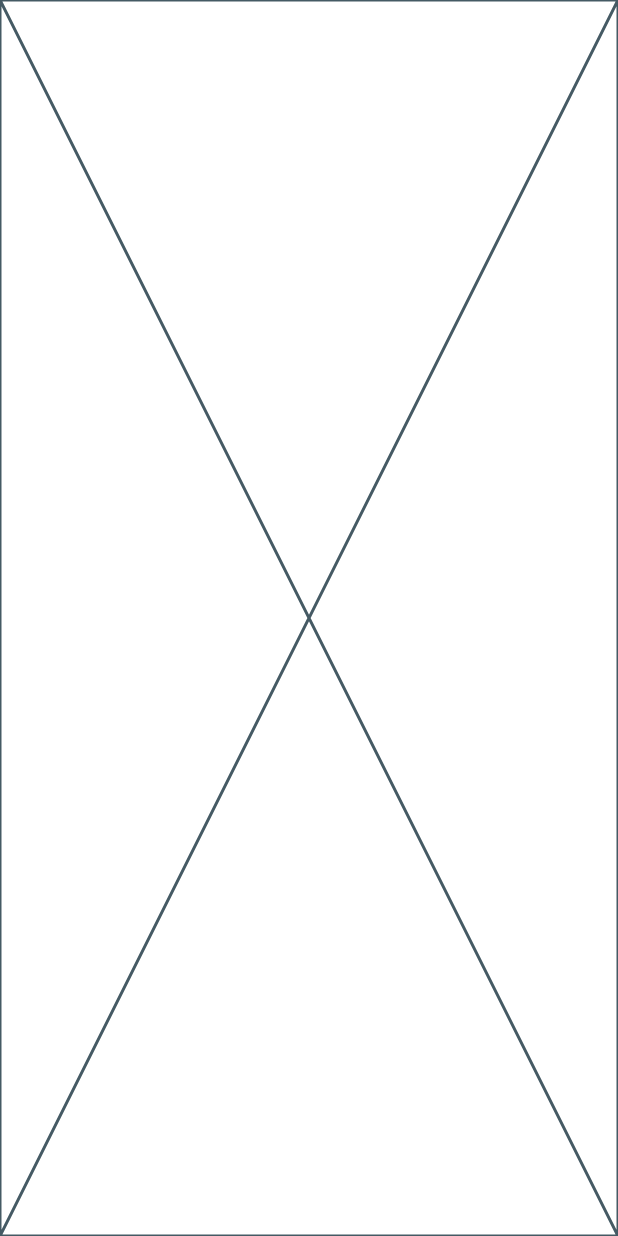
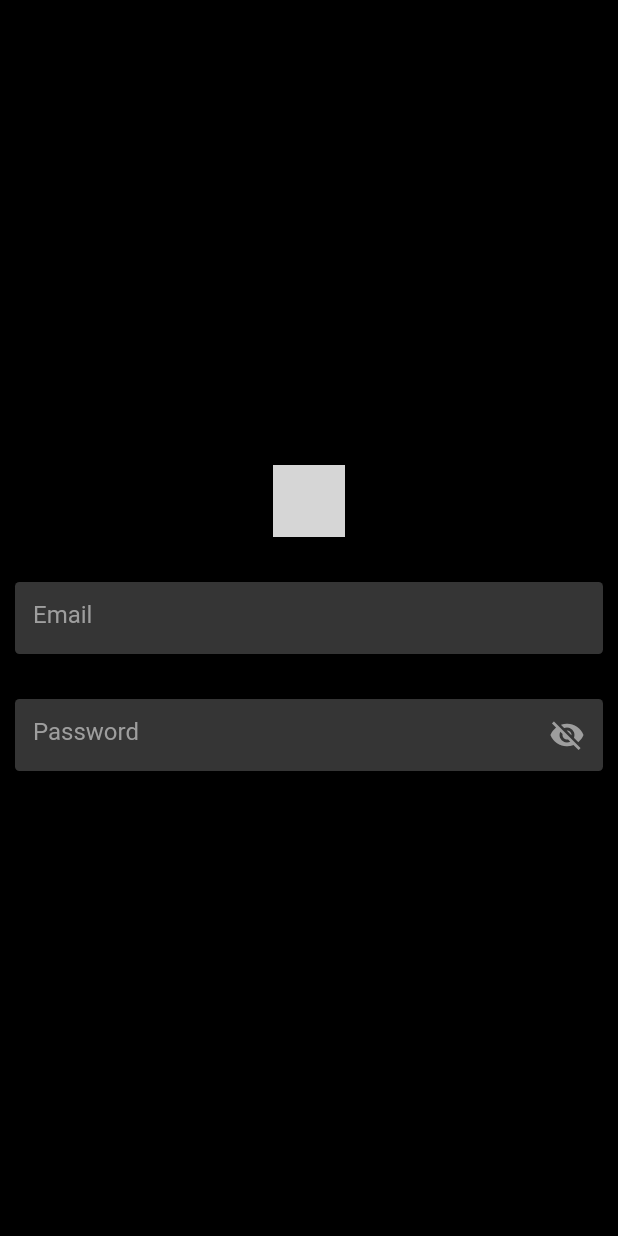
Before and after one commit to lukman-008/instagram_clone, a Flutter app: the screen it shows after launch, on a phone screen of 412 x 824 dp. Run offline on Flutter 3.47's test engine with Material 2 defaults, Android fonts, the phone set to English and light mode, and no system bars; our stand-ins replace flutter_svg; grey boxes are pictures that could not be loaded.

Commit message:
new commit

```diff
--- a/lib/credential/sign_in_page.dart
+++ b/lib/credential/sign_in_page.dart
@@ -1,10 +1,38 @@
 import 'package:flutter/material.dart';
+import 'package:flutter_svg/flutter_svg.dart';
+import 'package:instagram_clone/consts.dart';
+import 'package:instagram_clone/widgets/signinfomwidget.dart';
 
 class SignInPage extends StatelessWidget {
   const SignInPage({super.key});
 
   @override
   Widget build(BuildContext context) {
-    return const Placeholder();
+    return Scaffold(
+      backgroundColor: backGroundColor,
+      body: Padding(
+        padding: const EdgeInsets.only(left: 10, right: 10),
+        child: Column(
+          mainAxisAlignment: MainAxisAlignment.center,
+          children: [
+            Row(
+              mainAxisAlignment: MainAxisAlignment.center,
+              children: [
+                SvgPicture.asset("assets/insta.svg"),
+              ],
+            ),
+            sizeVer(30),
+            formcontainer(
+              hintText: "Email",
+            ),
+            sizeVer(30),
+            formcontainer(
+              hintText: "Password",
+              isPasswordField: true,
+            )
+          ],
+        ),
+      ),
+    );
   }
 }
--- /dev/null
+++ b/lib/widgets/signinfomwidget.dart
@@ -0,0 +1,73 @@
+import 'package:flutter/material.dart';
+import 'package:instagram_clone/consts.dart';
+
+class formcontainer extends StatefulWidget {
+  final TextEditingController? controller;
+  final Key? fieldKey;
+  final bool? isPasswordField;
+  final String? hintText;
+  final String? labelText;
+  final String? helperText;
+  final FormFieldSetter<String>? onSaved;
+  final FormFieldValidator<String>? validator;
+  final ValueChanged<String>? onFieldSubmitted;
+  final TextInputType? inputType;
+
+  const formcontainer(
+      {this.controller,
+      this.isPasswordField,
+      this.fieldKey,
+      this.hintText,
+      this.labelText,
+      this.helperText,
+      this.onSaved,
+      this.validator,
+      this.onFieldSubmitted,
+      this.inputType});
+
+  @override
+  State<formcontainer> createState() => _formcontainerState();
+}
+
+class _formcontainerState extends State<formcontainer> {
+  bool _obscureText = true;
+  @override
+  Widget build(BuildContext context) {
+    return Container(
+      width: double.infinity,
+      decoration: BoxDecoration(
+        color: secondaryColor.withOpacity(.35),
+        borderRadius: BorderRadius.circular(3),
+      ),
+      child: TextFormField(
+        style: TextStyle(color: primaryColor),
+        controller: widget.controller,
+        keyboardType: widget.inputType,
+        key: widget.fieldKey,
+        obscureText: widget.isPasswordField == true ? _obscureText : false,
+        onSaved: widget.onSaved,
+        validator: widget.validator,
+        onFieldSubmitted: widget.onFieldSubmitted,
+        decoration: new InputDecoration(
+          border: InputBorder.none,
+          filled: true,
+          hintText: widget.hintText,
+          hintStyle: TextStyle(color: secondaryColor),
+          suffixIcon: new GestureDetector(
+            onTap: () {
+              setState(() {
+                _obscureText = !_obscureText;
+              });
+            },
+            child: widget.isPasswordField == true
+                ? Icon(
+                    _obscureText ? Icons.visibility_off : Icons.visibility,
+                    color: _obscureText == false ? blueColor : secondaryColor,
+                  )
+                : Text(""),
+          ),
+        ),
+      ),
+    );
+  }
+}
```
Also changed, not shown: pubspec.yaml (+7 -7 lines), assets/insta.svg (added), assets/instalogo.png (added), assets/pp.png (added), lib/credential/sign_up_page.dart (line endings or trailing spaces), pubspec.lock.
